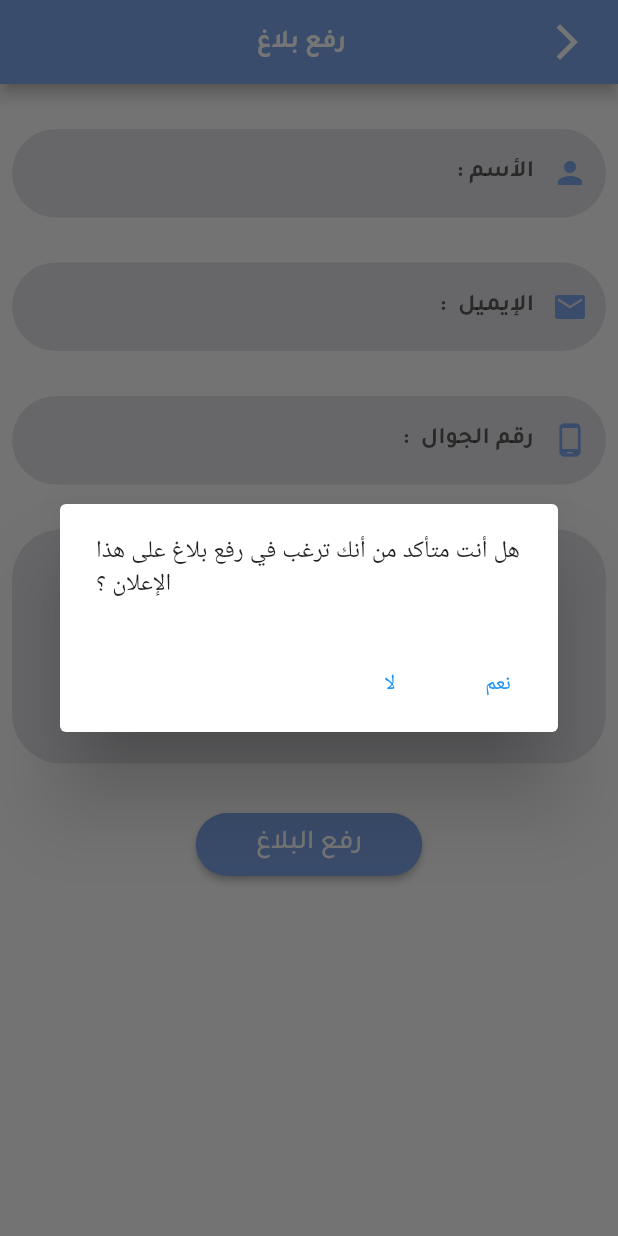
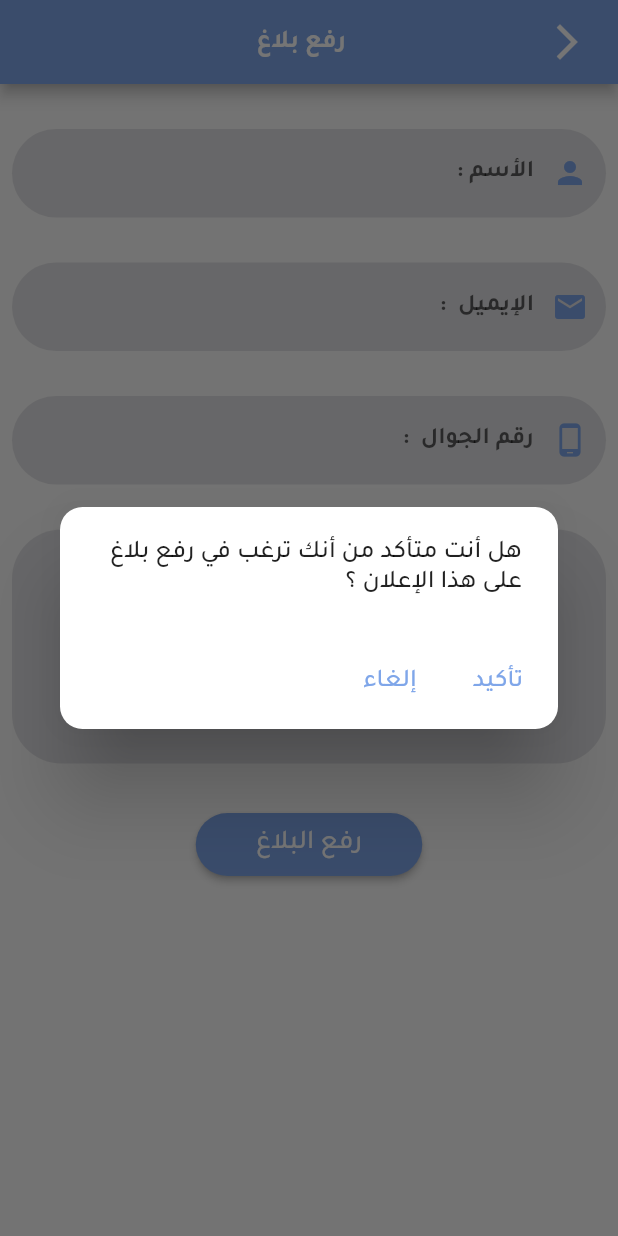
Before and after one commit to khloudaldughaim/2022-GP1-17, a Flutter app: the Complaints screen opened directly with empty values, after a tap on "رفع البلاغ", on a phone screen of 412 x 824 dp. Run offline on Flutter 3.47's test engine with Material 2 defaults, Android fonts, the phone set to English and light mode, and no system bars; our stand-ins replace cached_network_image, cloud_firestore, csc_picker, date_time_picker, firebase_auth, firebase_core and 13 more; missing offline and left inert: booking_calendar, cloud_firestore_web, email_launcher, firebase_core_web, flutter_app_badger, label_marker and 1 more; accounts and stored records are empty; project files that could hold a hidden picture were left out.

Commit message:
improve some pop-up messages

```diff
--- a/lib/pages/complaint.dart
+++ b/lib/pages/complaint.dart
@@ -244,16 +244,36 @@ class _ComplaintsState extends State<Complaints> {
                                   builder: (BuildContext context) {
                                     return AlertDialog(
                                       content: const Text(
-                                          "هل أنت متأكد من أنك ترغب في رفع بلاغ على هذا الإعلان ؟"),
+                                        "هل أنت متأكد من أنك ترغب في رفع بلاغ على هذا الإعلان ؟",
+                                        style: TextStyle(fontFamily: "Tajawal-m", fontSize: 17),
+                                        textDirection: TextDirection.rtl,
+                                      ),
+                                      shape: RoundedRectangleBorder(
+                                        borderRadius: BorderRadius.circular(15),
+                                      ),
                                       actions: <Widget>[
                                         TextButton(
-                                          child: const Text("لا"),
+                                          child: const Text(
+                                            "إلغاء",
+                                            style: TextStyle(
+                                              fontFamily: "Tajawal-m",
+                                              fontSize: 17,
+                                              color: Color.fromARGB(255, 127, 166, 233),
+                                            ),
+                                          ),
                                           onPressed: () {
                                             Navigator.of(context).pop();
                                           },
                                         ),
                                         TextButton(
-                                          child: const Text("نعم"),
+                                          child: const Text(
+                                            "تأكيد",
+                                            style: TextStyle(
+                                              fontFamily: "Tajawal-m",
+                                              fontSize: 17,
+                                              color: Color.fromARGB(255, 127, 166, 233),
+                                            ),
+                                          ),
                                           onPressed: () {
                                             if (complaintformkey.currentState!.validate()) {
                                               complaint_id = const Uuid().v4();
```
Also changed, not shown: lib/pages/chats.dart (+28 -4 lines), lib/registration/sign_up.dart (+16 -3 lines).
